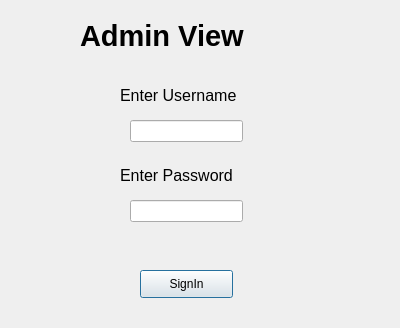
First picture: the form in userInterface/adminOutput.ui, repository Usama-Amjad/Bulldozer-Price-Prediction-with-PyQt6, before the edit.
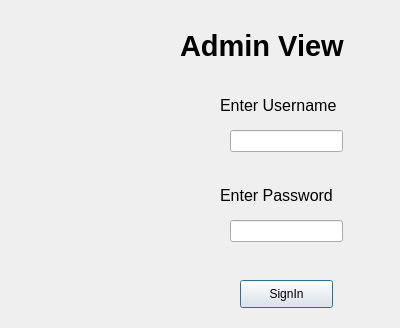
Second picture: the form after the edit.

What changed in the file:
```diff
--- a/userInterface/adminOutput.ui
+++ b/userInterface/adminOutput.ui
@@ -16,8 +16,8 @@
   <widget class="QLabel" name="adminView">
    <property name="geometry">
     <rect>
-     <x>80</x>
-     <y>10</y>
+     <x>180</x>
+     <y>20</y>
      <width>221</width>
      <height>51</height>
     </rect>
@@ -36,8 +36,8 @@
   <widget class="QLabel" name="usernameLabel">
    <property name="geometry">
     <rect>
-     <x>120</x>
-     <y>80</y>
+     <x>220</x>
+     <y>90</y>
      <width>151</width>
      <height>31</height>
     </rect>
@@ -54,8 +54,8 @@
   <widget class="QLineEdit" name="username">
    <property name="geometry">
     <rect>
-     <x>130</x>
-     <y>120</y>
+     <x>230</x>
+     <y>130</y>
      <width>113</width>
      <height>22</height>
     </rect>
@@ -64,8 +64,8 @@
   <widget class="QLabel" name="passLabel">
    <property name="geometry">
     <rect>
-     <x>120</x>
-     <y>160</y>
+     <x>220</x>
+     <y>180</y>
      <width>150</width>
      <height>31</height>
     </rect>
@@ -82,8 +82,8 @@
   <widget class="QLineEdit" name="password">
    <property name="geometry">
     <rect>
-     <x>130</x>
-     <y>200</y>
+     <x>230</x>
+     <y>220</y>
      <width>113</width>
      <height>22</height>
     </rect>
@@ -92,8 +92,8 @@
   <widget class="QPushButton" name="signin">
    <property name="geometry">
     <rect>
-     <x>140</x>
-     <y>270</y>
+     <x>240</x>
+     <y>280</y>
      <width>93</width>
      <height>28</height>
     </rect>
```
